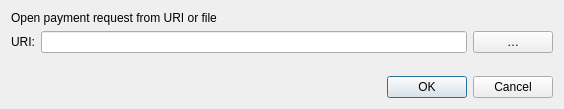
Above: src/qt/forms/openuridialog.ui from cryptoinhero/bitconnect before the change. Below: the same form after it.
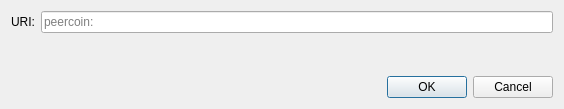
That is the form after the change. Custom widgets are drawn as their Qt base class.

Commit message: update codebase with peercoin0.10

```diff
--- a/src/qt/forms/openuridialog.ui
+++ b/src/qt/forms/openuridialog.ui
@@ -14,13 +14,6 @@
    <string>Open URI</string>
   </property>
   <layout class="QVBoxLayout" name="verticalLayout">
-   <item>
-    <widget class="QLabel" name="label_2">
-     <property name="text">
-      <string>Open payment request from URI or file</string>
-     </property>
-    </widget>
-   </item>
    <item>
     <layout class="QHBoxLayout" name="horizontalLayout">
      <item>
@@ -31,18 +24,9 @@
       </widget>
      </item>
      <item>
-      <widget class="QValidatedLineEdit" name="uriEdit"/>
-     </item>
-     <item>
-      <widget class="QPushButton" name="selectFileButton">
-       <property name="toolTip">
-        <string>Select payment request file</string>
-       </property>
-       <property name="text">
-        <string notr="true">…</string>
-       </property>
-       <property name="autoDefault">
-        <bool>false</bool>
+      <widget class="QValidatedLineEdit" name="uriEdit">
+       <property name="placeholderText">
+        <string notr="true">peercoin:</string>
        </property>
       </widget>
      </item>
```
Left out of the diff: 2 changed lines with no effect on the pictures. The commit also changes 1796 other files.
